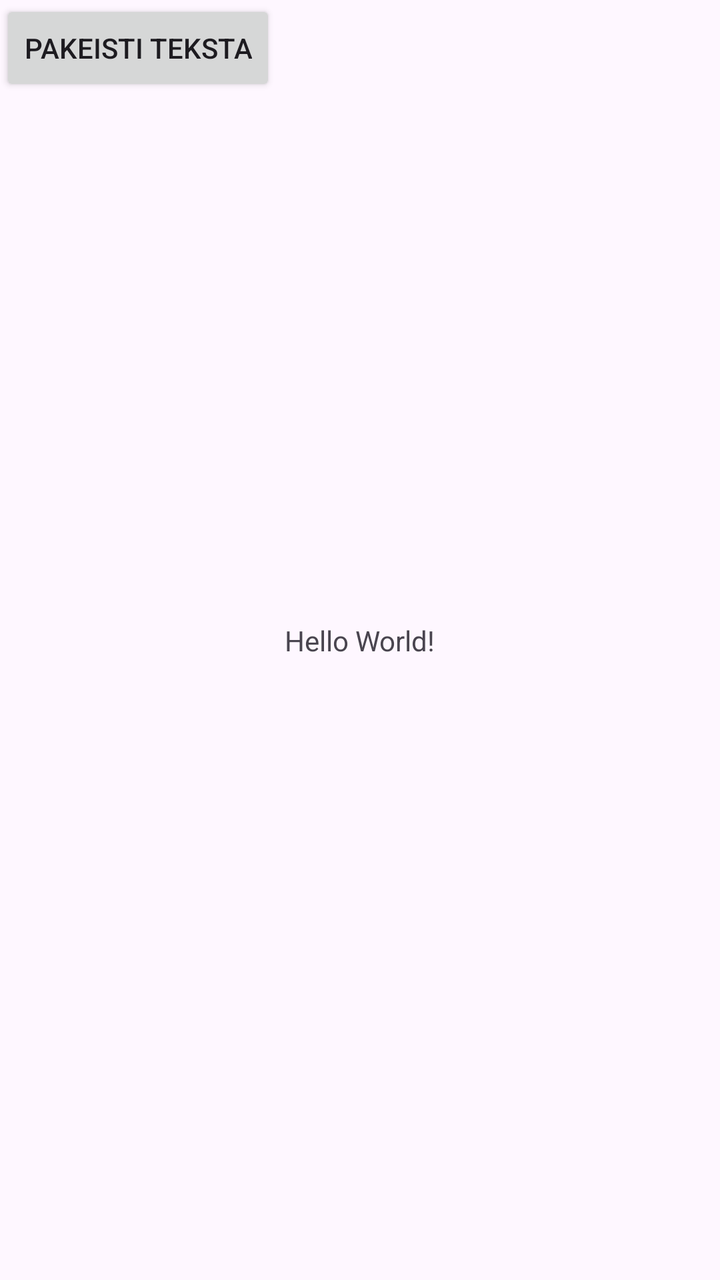
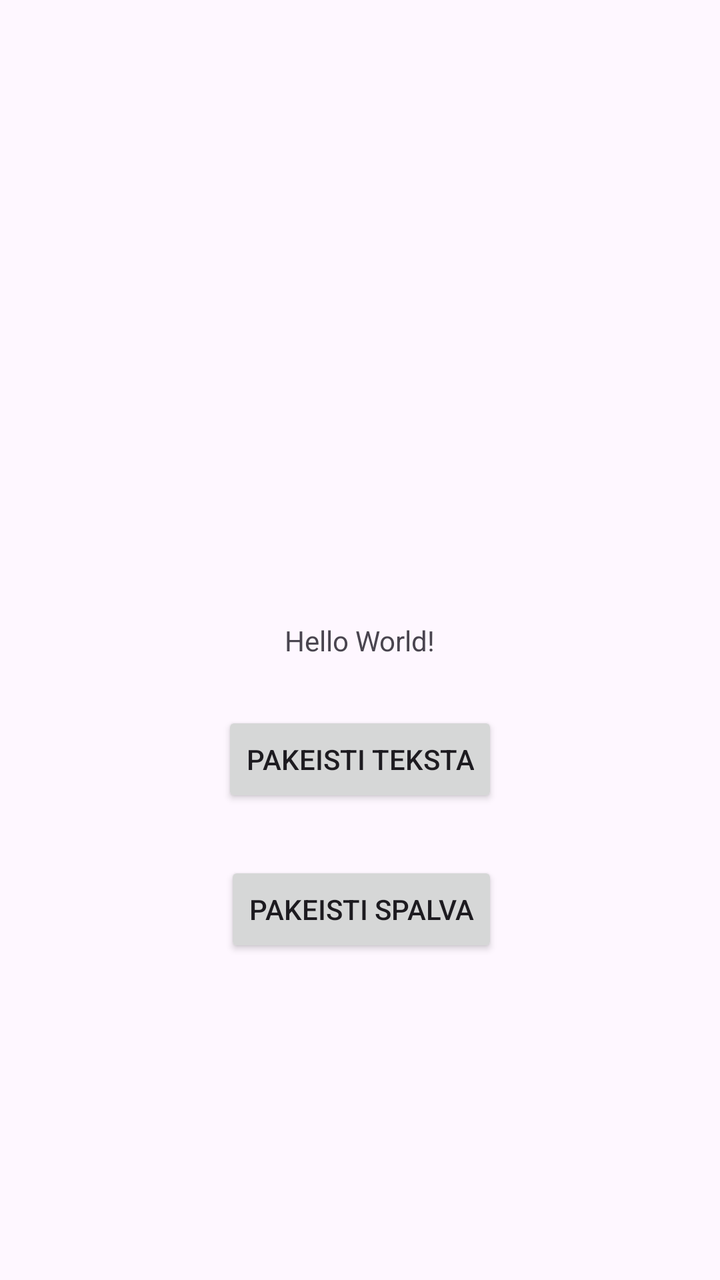

An Android layout rendered at two revisions. The XML below is the earlier revision; the diff shows what the commit changed to produce the second picture.
<!-- AndroidManifest.xml: application theme Theme._1_lab -->
<!-- res/layout/activity_main.xml -->
<?xml version="1.0" encoding="utf-8"?>
<androidx.constraintlayout.widget.ConstraintLayout xmlns:android="http://schemas.android.com/apk/res/android"
    xmlns:app="http://schemas.android.com/apk/res-auto"
    xmlns:tools="http://schemas.android.com/tools"
    android:id="@+id/main"
    android:layout_width="match_parent"
    android:layout_height="match_parent"
    tools:context=".MainActivity">

    <TextView
        android:id="@+id/textViewResult"
        android:layout_width="wrap_content"
        android:layout_height="wrap_content"
        android:text="Hello World!"
        app:layout_constraintBottom_toBottomOf="parent"
        app:layout_constraintEnd_toEndOf="parent"
        app:layout_constraintStart_toStartOf="parent"
        app:layout_constraintTop_toTopOf="parent" />

    <Button
        android:id="@+id/btnChangeText"
        android:layout_width="wrap_content"
        android:layout_height="wrap_content"
        android:text="Pakeisti Teksta"
        tools:layout_editor_absoluteX="132dp"
        tools:layout_editor_absoluteY="401dp" />

</androidx.constraintlayout.widget.ConstraintLayout>
<!-- resources referenced by this layout -->
<resources>
  <style name="Theme._1_lab" parent="Base.Theme._1_lab" />
  <style name="Base.Theme._1_lab" parent="Theme.Material3.DayNight.NoActionBar">
          
          
      </style>
</resources>

<!-- the commit's change to res/layout/activity_main.xml (unified diff, before → after) -->
@@ -21,8 +21,19 @@
         android:id="@+id/btnChangeText"
         android:layout_width="wrap_content"
         android:layout_height="wrap_content"
+        android:layout_marginTop="26dp"
         android:text="Pakeisti Teksta"
-        tools:layout_editor_absoluteX="132dp"
-        tools:layout_editor_absoluteY="401dp" />
+        app:layout_constraintEnd_toEndOf="parent"
+        app:layout_constraintStart_toStartOf="parent"
+        app:layout_constraintTop_toBottomOf="@+id/textViewResult" />
+
+    <Button
+        android:id="@+id/btnChangeColor"
+        android:layout_width="wrap_content"
+        android:layout_height="wrap_content"
+        android:layout_marginTop="27dp"
+        android:text="Pakeisti Spalva"
+        app:layout_constraintEnd_toEndOf="@+id/btnChangeText"
+        app:layout_constraintTop_toBottomOf="@+id/btnChangeText" />
 
 </androidx.constraintlayout.widget.ConstraintLayout>
